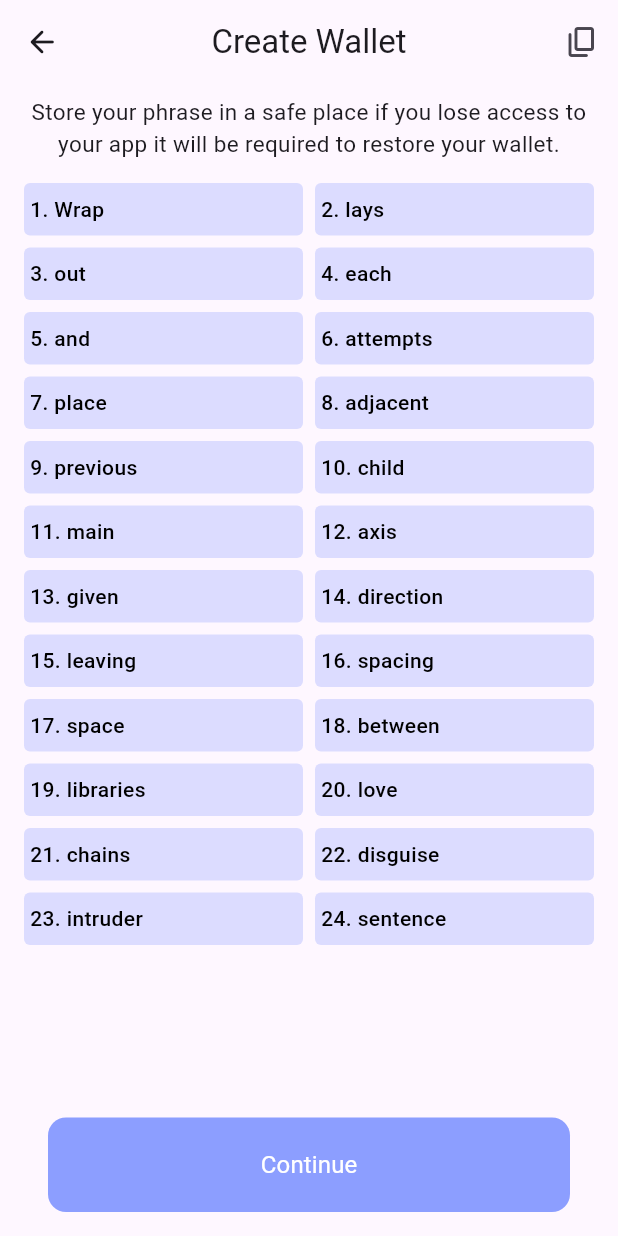
After one commit to oconnectx/mobileapp, a Flutter app: the screen it shows after launch, after a tap on "Create wallet", on a phone screen of 412 x 824 dp. The commit adds this screen. Run offline on Flutter 3.47's test engine with Material 3 defaults, Android fonts, the phone set to English and light mode, and no system bars; our stand-ins replace equatable, flutter_bloc; missing offline and left inert: simple_numpad.

Commit message:
setPin view

```diff
--- /dev/null
+++ b/lib/bloc/setpin/bloc.dart
@@ -0,0 +1,38 @@
+import 'dart:io';
+
+import 'package:flutter_bloc/flutter_bloc.dart';
+import 'package:ocx/bloc/setpin/event.dart';
+import 'package:ocx/bloc/setpin/state.dart';
+
+class SetPinBloc extends Bloc<SetPinEvent, SetPinState> {
+  SetPinBloc() : super(const SetPinState(visible: "", pin: "")) {
+    on<NumPadPressed>(_numPressed);
+    on<BackspacePressed>(_backspacePressed);
+    on<ClearPressed>(_clearPressed);
+  }
+
+  _numPressed(NumPadPressed event, Emitter emit) async {
+    if (state.pin.length == 6) {
+      emit(state.copyWith());
+      return;
+    }
+    emit(state.copyWith(
+      visible: state.visible + event.num,
+      pin: event.num,
+    ));
+
+    await Future.delayed(const Duration(milliseconds: 60));
+
+    emit(state.copyWith(
+      visible: '${state.visible.substring(0, state.visible.length - 1)}•',
+    ));
+  }
+
+  _backspacePressed(BackspacePressed event, Emitter emit) {
+    emit(state.backspace());
+  }
+
+  _clearPressed(ClearPressed event, Emitter emit) {
+    emit(state.clear());
+  }
+}
--- /dev/null
+++ b/lib/bloc/setpin/event.dart
@@ -0,0 +1,19 @@
+import 'package:equatable/equatable.dart';
+
+class SetPinEvent extends Equatable {
+  @override
+  List<Object?> get props => [];
+}
+
+class NumPadPressed extends SetPinEvent {
+  final String num;
+
+  NumPadPressed(this.num);
+
+  @override
+  List<Object?> get props => [num];
+}
+
+class BackspacePressed extends SetPinEvent {}
+
+class ClearPressed extends SetPinEvent {}
--- /dev/null
+++ b/lib/bloc/setpin/state.dart
@@ -0,0 +1,28 @@
+import 'package:equatable/equatable.dart';
+
+class SetPinState extends Equatable {
+  final String visible;
+  final String pin;
+
+  const SetPinState({required this.pin, required this.visible});
+
+  SetPinState copyWith({visible, pin}) {
+
+    return SetPinState(pin: this.pin + (pin ?? ""), visible: visible  ?? this.visible);
+  }
+
+  SetPinState clear() {
+    return const SetPinState(pin: "", visible: "");
+  }
+
+  SetPinState backspace() {
+    return SetPinState(
+      pin: (pin.isEmpty) ? "" : pin.substring(0, pin.length - 1),
+      visible:
+          (visible.isEmpty) ? "" : visible.substring(0, visible.length - 1),
+    );
+  }
+
+  @override
+  List<Object?> get props => [pin, visible];
+}
--- a/lib/main.dart
+++ b/lib/main.dart
@@ -19,11 +19,16 @@ class OCX extends StatelessWidget {
       home: MultiBlocProvider(
         providers: [
           BlocProvider(
+            /// wallet bloc provider
             create: (context) => WalletBloc(
-                secureStorage: SecureStorage(),
-                walletService: EtherWalletService()),
+              secureStorage: SecureStorage(), // secure storage instance
+              walletService:
+                  EtherWalletService(), //ethereum wallet service instance
+            ),
           )
         ],
+
+        /// app wrapper
         child: const AppWrapper(),
       ),
     );
--- a/lib/ui/onboarding_screen.dart
+++ b/lib/ui/onboarding_screen.dart
@@ -1,4 +1,5 @@
 import 'package:flutter/material.dart';
+import 'package:ocx/ui/wallet_screens/mnemonic_view.dart';
 
 class OnboardingScreen extends StatelessWidget {
   const OnboardingScreen({super.key});
@@ -18,14 +19,23 @@ class OnboardingScreen extends StatelessWidget {
             child: Column(
               crossAxisAlignment: CrossAxisAlignment.center,
               children: [
+                // ocx logo
                 _logoImage(size),
+
+                // background image
                 _backgroundImage(size),
                 Column(
                   children: [
-                    _createWalletButton(label: "Create wallet"),
+                    // create wallet button
+                    _createWalletButton(
+                      context: context,
+                      label: "Create wallet",
+                    ),
                     const SizedBox(
                       height: 8.0,
                     ),
+
+                    // import wallet button
                     _importWalletButton(label: "Import wallet"),
                   ],
                 )
@@ -35,6 +45,7 @@ class OnboardingScreen extends StatelessWidget {
         ));
   }
 
+  /// returns logo [Image] widget wrapped in [padding]
   _logoImage(Size size) {
     return Padding(
       padding: const EdgeInsets.only(
@@ -47,6 +58,7 @@ class OnboardingScreen extends StatelessWidget {
     );
   }
 
+  /// returns background [Image] widget wrapped in [padding]
   _backgroundImage(Size size) {
     return Padding(
       padding: const EdgeInsets.symmetric(vertical: 64.0),
@@ -57,14 +69,22 @@ class OnboardingScreen extends StatelessWidget {
     );
   }
 
-  _createWalletButton({required String label}) {
+  /// returns create wallet [TextButton] widget
+  _createWalletButton({required BuildContext context, required String label}) {
     return Row(
       children: [
         Expanded(
           child: Padding(
             padding: const EdgeInsets.symmetric(horizontal: 32.0),
             child: TextButton(
-              onPressed: () {},
+              onPressed: () {
+                Navigator.push(
+                  context,
+                  MaterialPageRoute(
+                    builder: (context) => MnemonicView(),
+                  ),
+                );
+              },
               style: TextButton.styleFrom(
                 backgroundColor: Colors.indigoAccent[100],
                 shape: RoundedRectangleBorder(
--- /dev/null
+++ b/lib/ui/wallet_screens/mnemonic_view.dart
@@ -0,0 +1,169 @@
+import 'package:flutter/material.dart';
+import 'package:flutter_bloc/flutter_bloc.dart';
+import 'package:ocx/bloc/setpin/bloc.dart';
+import 'package:ocx/ui/set_pin.dart';
+import 'package:ocx/utils/colors.dart';
+
+class MnemonicView extends StatelessWidget {
+  MnemonicView({super.key});
+
+  final List<String> mnemonic = [
+    "Wrap",
+    "lays",
+    "out",
+    "each",
+    "and",
+    "attempts",
+    "place",
+    "adjacent",
+    "previous",
+    "child",
+    "main",
+    "axis",
+    "given",
+    "direction",
+    "leaving",
+    "spacing",
+    "space",
+    "between",
+    "libraries",
+    "love",
+    "chains",
+    "disguise",
+    "intruder",
+    "sentence",
+  ];
+
+  @override
+  Widget build(BuildContext context) {
+    // get screen size
+    Size size = MediaQuery.of(context).size;
+
+    //return scaffold
+    return Scaffold(
+      appBar: AppBar(
+        leading: IconButton(
+          onPressed: () {
+            /// on press navigate to previous screen
+            Navigator.pop(context);
+          },
+          icon: const Icon(Icons.arrow_back_rounded),
+        ),
+        title: const Text("Create Wallet"),
+        centerTitle: true,
+        actions: [
+          IconButton(
+            onPressed: () {},
+            icon: const Icon(Icons.copy_rounded),
+          ),
+        ],
+      ),
+      body: Column(
+        children: [
+          Padding(
+            padding: const EdgeInsets.all(8.0),
+            child: const Text(
+              "Store your phrase in a safe place if you lose access to your app it will be required to restore your wallet.",
+              textAlign: TextAlign.center,
+              style: TextStyle(fontSize: 15.0),
+            ),
+          ),
+
+          ///words [Gridview]
+          Expanded(
+            child: GridView.builder(
+              padding:
+                  const EdgeInsets.symmetric(horizontal: 16.0, vertical: 8.0),
+              itemCount: mnemonic.length,
+              gridDelegate: const SliverGridDelegateWithFixedCrossAxisCount(
+                  crossAxisCount: 2,
+                  mainAxisSpacing: 8.0,
+                  crossAxisSpacing: 8.0,
+                  mainAxisExtent: 35.0),
+              itemBuilder: (context, int idx) {
+                return _wordContainer(idx: idx, word: mnemonic[idx]);
+              },
+            ),
+          ),
+
+          // continue button
+          _continueButton(context),
+          const SizedBox(
+            height: 16.0,
+          )
+        ],
+      ),
+    );
+  }
+
+  /// returns a [TextButton] wrapped in a row and padding
+  _continueButton(BuildContext context) {
+    return Row(
+      children: [
+        Expanded(
+          child: Padding(
+            padding: const EdgeInsets.symmetric(horizontal: 32.0),
+            child: TextButton(
+              onPressed: () {
+                Navigator.push(
+                  context,
+                  MaterialPageRoute(
+                    builder: (context) => BlocProvider(
+                      create: (context) => SetPinBloc(),
+                      child: SetPin(),
+                    ),
+                  ),
+                );
+              },
+              style: TextButton.styleFrom(
+                backgroundColor: Colors.indigoAccent[100],
+                shape: RoundedRectangleBorder(
+                  borderRadius: BorderRadius.circular(12.0),
+                ),
+              ),
+              child: const Padding(
+                padding: EdgeInsets.symmetric(
+                  vertical: 12.0,
+                  horizontal: 20.0,
+                ),
+                child: Text(
+                  'Continue',
+                  style: TextStyle(
+                    color: Colors.white,
+                    fontWeight: FontWeight.w400,
+                    fontSize: 16.0,
+                  ),
+                ),
+              ),
+            ),
+          ),
+        ),
+      ],
+    );
+  }
+
+  /// word container returns a word wrapped in a [Container]
+  /// takes a [int] idx and a [String] word
+  _wordContainer({required int idx, required String word}) {
+    return Container(
+      decoration: BoxDecoration(
+        color: primaryColor?.withOpacity(0.3),
+        borderRadius: BorderRadius.circular(4.0),
+      ),
+      padding: const EdgeInsets.all(4.0),
+      child: Column(
+        mainAxisAlignment: MainAxisAlignment.center,
+        crossAxisAlignment: CrossAxisAlignment.start,
+        children: [
+          Text(
+            "${idx + 1}. $word",
+            style: TextStyle(
+              color: Colors.black,
+              fontWeight: FontWeight.w500,
+            ),
+          ),
+        ],
+      ),
+    );
+  }
+}
--- /dev/null
+++ b/lib/utils/colors.dart
@@ -0,0 +1,4 @@
+import 'package:flutter/material.dart';
+
+Color? primaryColor = Colors.indigoAccent[100];
+Color? secondaryColor = Colors.indigoAccent[50];
--- a/pubspec.yaml
+++ b/pubspec.yaml
@@ -37,6 +37,7 @@ dependencies:
   cupertino_icons: ^1.0.6
   flutter_bloc: ^8.1.6
   equatable: ^2.0.5
+  simple_numpad: ^1.0.5
 
 dev_dependencies:
   flutter_test:
```
Also changed, not shown: lib/service/wallet_service.dart (+10 -0 lines), lib/ui/set_pin.dart (added, +84 -0 lines), lib/ui/wallet_screens/verify_phrase.dart (added, +31 -0 lines), pubspec.lock.
